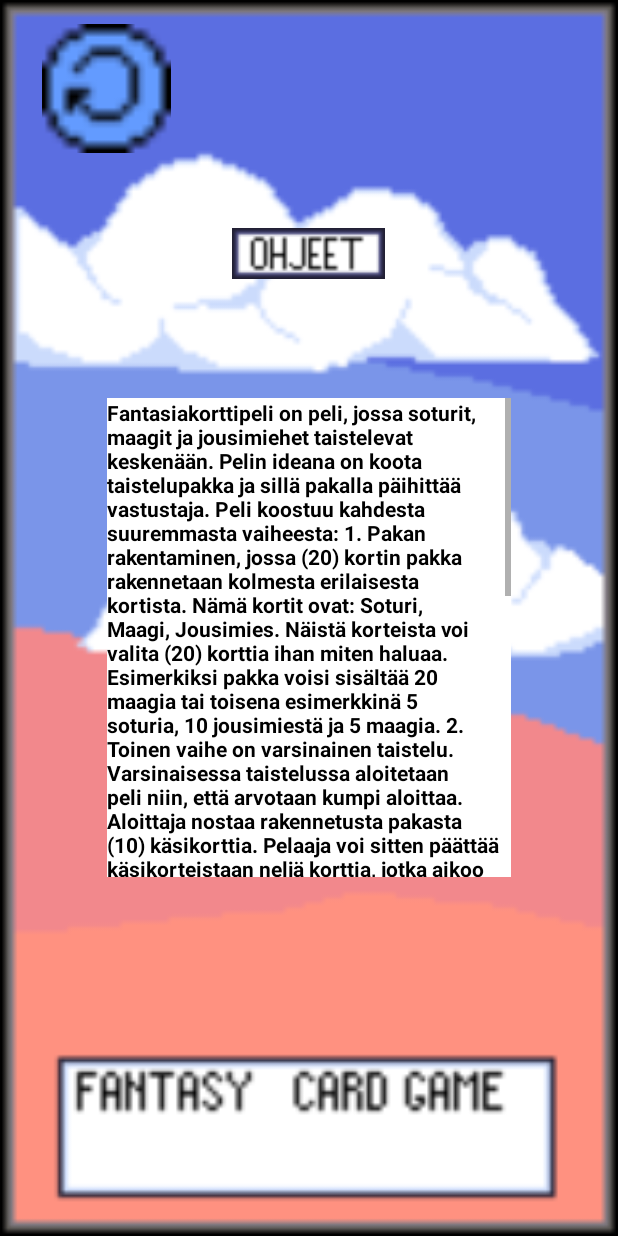
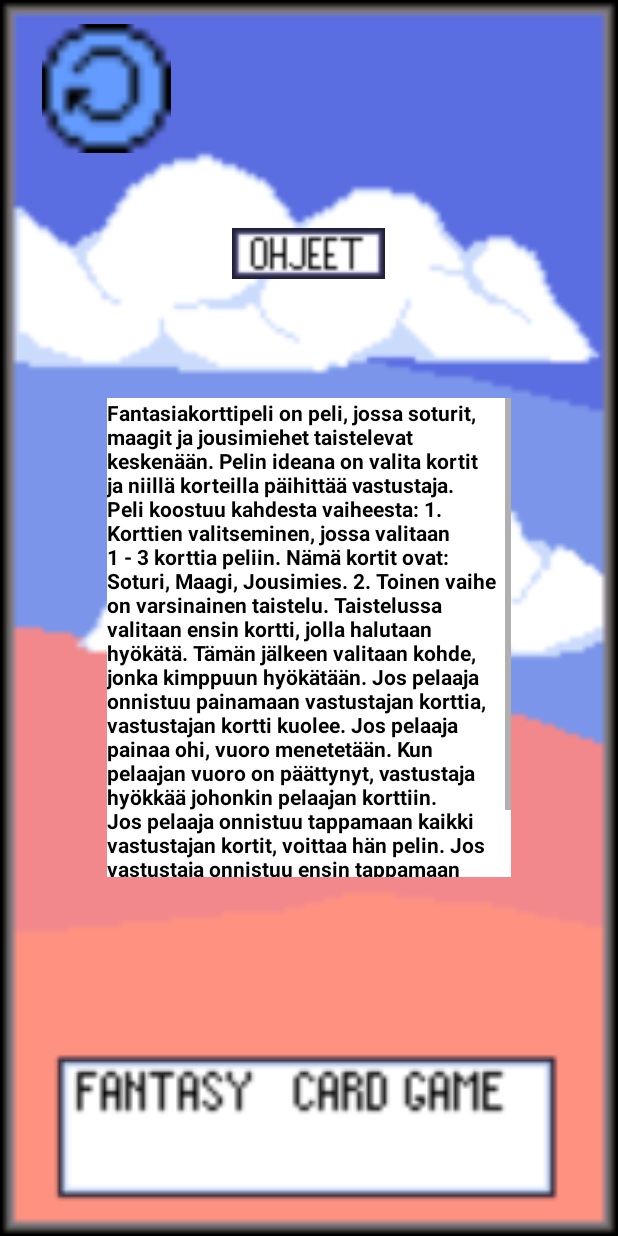
Before and after one commit to Svenskapojkarna/Fantasy-card-game, an Android app: the RulesScreen screen opened directly, with no data from a screen before it, on a phone screen of 412 x 824 dp. Run offline under Robolectric (Android 15) with nearby library versions, the phone set to English and light mode, and no system bars.

Commit message:
Changed game rules

```diff
--- a/app/src/main/res/values/strings.xml
+++ b/app/src/main/res/values/strings.xml
@@ -19,37 +19,22 @@
     <string name="Game">Game</string>
     <string name="varaNimi">Käyttäjänimi</string>
     <string name="saannot">Fantasiakorttipeli on peli, jossa soturit, maagit ja jousimiehet taistelevat keskenään.
-        Pelin ideana on koota taistelupakka ja sillä pakalla päihittää vastustaja.
+        Pelin ideana on valita kortit ja niillä korteilla päihittää vastustaja.
 
-        Peli koostuu kahdesta suuremmasta vaiheesta:
-        1. Pakan rakentaminen, jossa (20) kortin pakka rakennetaan kolmesta erilaisesta kortista. Nämä kortit ovat:
+        Peli koostuu kahdesta vaiheesta:
+        1. Korttien valitseminen, jossa valitaan 1 - 3 korttia peliin. Nämä kortit ovat:
         Soturi,
         Maagi,
         Jousimies.
 
-        Näistä korteista voi valita (20) korttia ihan miten haluaa. Esimerkiksi pakka voisi sisältää 20 maagia tai
-        toisena esimerkkinä 5 soturia, 10 jousimiestä ja 5 maagia.
+        2. Toinen vaihe on varsinainen taistelu.
+        Taistelussa valitaan ensin kortti, jolla halutaan hyökätä. Tämän jälkeen valitaan kohde, jonka kimppuun hyökätään.
+        Jos pelaaja onnistuu painamaan vastustajan korttia, vastustajan kortti kuolee.
+        Jos pelaaja painaa ohi, vuoro menetetään.
+        Kun pelaajan vuoro on päättynyt, vastustaja hyökkää johonkin pelaajan korttiin.
+        Jos pelaaja onnistuu tappamaan kaikki vastustajan kortit, voittaa hän pelin.
+        Jos vastustaja onnistuu ensin tappamaan pelaajan kortit, pelaaja häviää.
 
-        2. Toinen vaihe on varsinainen taistelu.
-        Varsinaisessa taistelussa aloitetaan peli niin, että arvotaan kumpi aloittaa. Aloittaja nostaa rakennetusta
-        pakasta (10) käsikorttia. Pelaaja voi sitten päättää käsikorteistaan neljä korttia, jotka aikoo pelata.
-        Pelattuaan kortit kentälle, siirtyy vuoro vastustajalle, joka vastaavasti nostaa 10 korttia ja pelaa neljä.
-        Seuraavaksi alkaa taisteluvaihe, jonka aloittaa aloittanut pelaaja.
-
-        Taisteluvaihe
-
-        Aloittanut pelaaja valitsee, mitkä kortit hyökkäävät ja minkä vastustajan kortin kimppuun.
-        Kortin hyökätessä toisen kortin kimppuun, vähennetään puolustavan kortin elämäpisteitä
-        hyökkäävän kortin hyökkäyspisteiden verran. Kortin elämäpisteiden ollessa nolla tai vähemmän,
-        kortti poistetaan hautausmaalle eli pois pelistä.
-
-        Kierros päättyy pelaajan menettäessä kaikki kentällä olevat kortit kentältä hautausmaalle, tai jos
-        kaikki kentällä olevat kortit ovat hyökänneet kerran. Pelaaja, jolla on eniten kortteja tai
-        korttien yhteiselämäpisteitä voittaa kierroksen.
-        Tämän jälkeen aloitetaan uusi kierros, jossa aloittaa pelaaja, joka ei aloittanut viimeksi
-        ja pelaaja nostaa pakasta kortteja, kunnes on (10) korttia kädessä. Kierros jatkuu normaalisti.
-
-        Kun jompikumpi pelaaja voittaa kaksi kierrosta, peli päättyy ja voittajaksi julistetaan kaksi
-        kierrosta voittanut pelaaja.
+        Pelin päättymisen jälkeen pelaaja voi palata takaisin alkuvalikkoon.
     </string>
 </resources>
```
